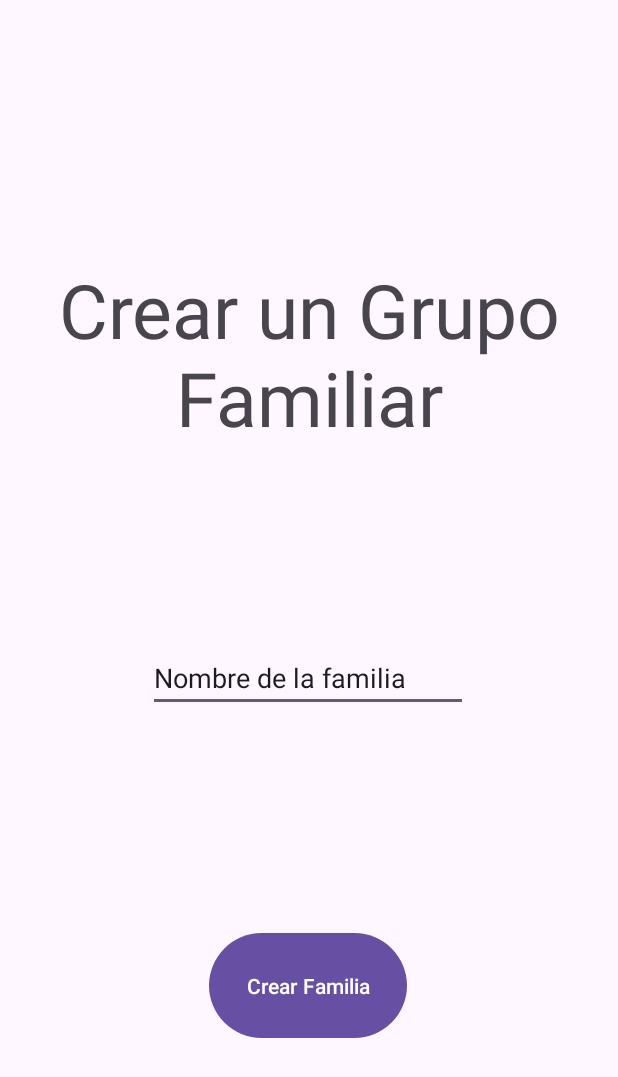
After one commit to UniExtremadura/gps-project-ea03, an Android app: the fragment NoFamilyFragment shown on its own in the app's theme, on a phone screen of 412 x 824 dp. The commit adds this screen. Shown: the top 1077 px of the screen. Run offline under Robolectric (Android 15) with nearby library versions, the phone set to English and light mode, and no system bars.

Commit message:
NoFamilyFragment

```diff
--- a/app/src/main/java/com/example/familycoin/LoginActivity.kt
+++ b/app/src/main/java/com/example/familycoin/LoginActivity.kt
@@ -121,11 +121,6 @@ class LoginActivity : AppCompatActivity() {
         startActivity(intent)
     }
 
-    private fun navigateToWebsite() {
-        val webIntent = Intent(Intent.ACTION_VIEW, Uri.parse("https://trakt.tv/"))
-        startActivity(webIntent)
-    }
-
     private fun notifyInvalidCredentials(msg: String) {
         Toast.makeText(this, msg, Toast.LENGTH_SHORT).show()
     }
--- /dev/null
+++ b/app/src/main/java/com/example/familycoin/home/NoFamilyFragment.kt
@@ -0,0 +1,40 @@
+package com.example.familycoin.home
+
+import android.os.Bundle
+import androidx.fragment.app.Fragment
+import android.view.LayoutInflater
+import android.view.View
+import android.view.ViewGroup
+import com.example.familycoin.R
+
+// TODO: Rename parameter arguments, choose names that match
+// the fragment initialization parameters, e.g. ARG_ITEM_NUMBER
+private const val ARG_PARAM1 = "param1"
+private const val ARG_PARAM2 = "param2"
+
+/**
+ * A simple [Fragment] subclass.
+ * Use the [NoFamilyFragment.newInstance] factory method to
+ * create an instance of this fragment.
+ */
+class NoFamilyFragment : Fragment() {
+    // TODO: Rename and change types of parameters
+    private var param1: String? = null
+    private var param2: String? = null
+
+    override fun onCreate(savedInstanceState: Bundle?) {
+        super.onCreate(savedInstanceState)
+        arguments?.let {
+            param1 = it.getString(ARG_PARAM1)
+            param2 = it.getString(ARG_PARAM2)
+        }
+    }
+
+    override fun onCreateView(
+        inflater: LayoutInflater, container: ViewGroup?,
+        savedInstanceState: Bundle?
+    ): View? {
+        // Inflate the layout for this fragment
+        return inflater.inflate(R.layout.fragment_no_family, container, false)
+    }
+}
--- /dev/null
+++ b/app/src/main/res/layout/fragment_no_family.xml
@@ -0,0 +1,51 @@
+<?xml version="1.0" encoding="utf-8"?>
+<androidx.constraintlayout.widget.ConstraintLayout xmlns:android="http://schemas.android.com/apk/res/android"
+    xmlns:app="http://schemas.android.com/apk/res-auto"
+    xmlns:tools="http://schemas.android.com/tools"
+    android:layout_width="match_parent"
+    android:layout_height="match_parent"
+    tools:context=".home.TasksFragment">
+
+
+    <TextView
+        android:id="@+id/textView"
+        android:layout_width="wrap_content"
+        android:layout_height="wrap_content"
+
+        android:text="Crear un Grupo Familiar"
+        android:textAlignment="center"
+        android:textSize="50dp"
+        app:layout_constraintBottom_toBottomOf="parent"
+        app:layout_constraintEnd_toEndOf="parent"
+        app:layout_constraintHorizontal_bias="0.0"
+        app:layout_constraintStart_toStartOf="parent"
+        app:layout_constraintTop_toTopOf="parent"
+        app:layout_constraintVertical_bias="0.247" />
+
+    <EditText
+        android:id="@+id/editTextText"
+        android:layout_width="wrap_content"
+        android:layout_height="wrap_content"
+        android:ems="10"
+        android:inputType="text"
+        android:text="Nombre de la familia"
+        app:layout_constraintBottom_toTopOf="@+id/button"
+        app:layout_constraintEnd_toEndOf="parent"
+        app:layout_constraintHorizontal_bias="0.497"
+        app:layout_constraintStart_toStartOf="parent"
+        app:layout_constraintTop_toBottomOf="@+id/textView"
+        app:layout_constraintVertical_bias="0.478" />
+
+    <Button
+        android:id="@+id/button"
+        android:layout_width="132dp"
+        android:layout_height="78dp"
+        android:layout_marginBottom="128dp"
+        android:text="Crear Familia"
+        app:layout_constraintBottom_toBottomOf="parent"
+        app:layout_constraintEnd_toEndOf="parent"
+        app:layout_constraintHorizontal_bias="0.498"
+        app:layout_constraintStart_toStartOf="parent" />
+
+
+</androidx.constraintlayout.widget.ConstraintLayout>
```
